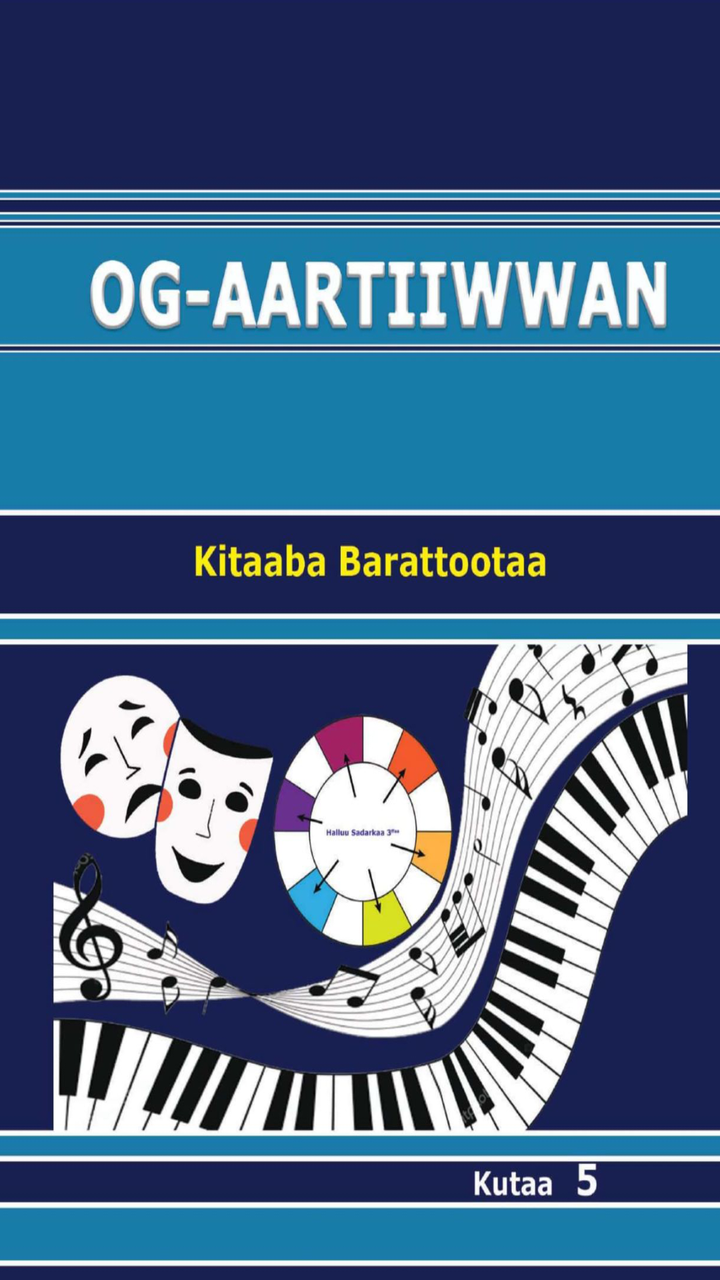
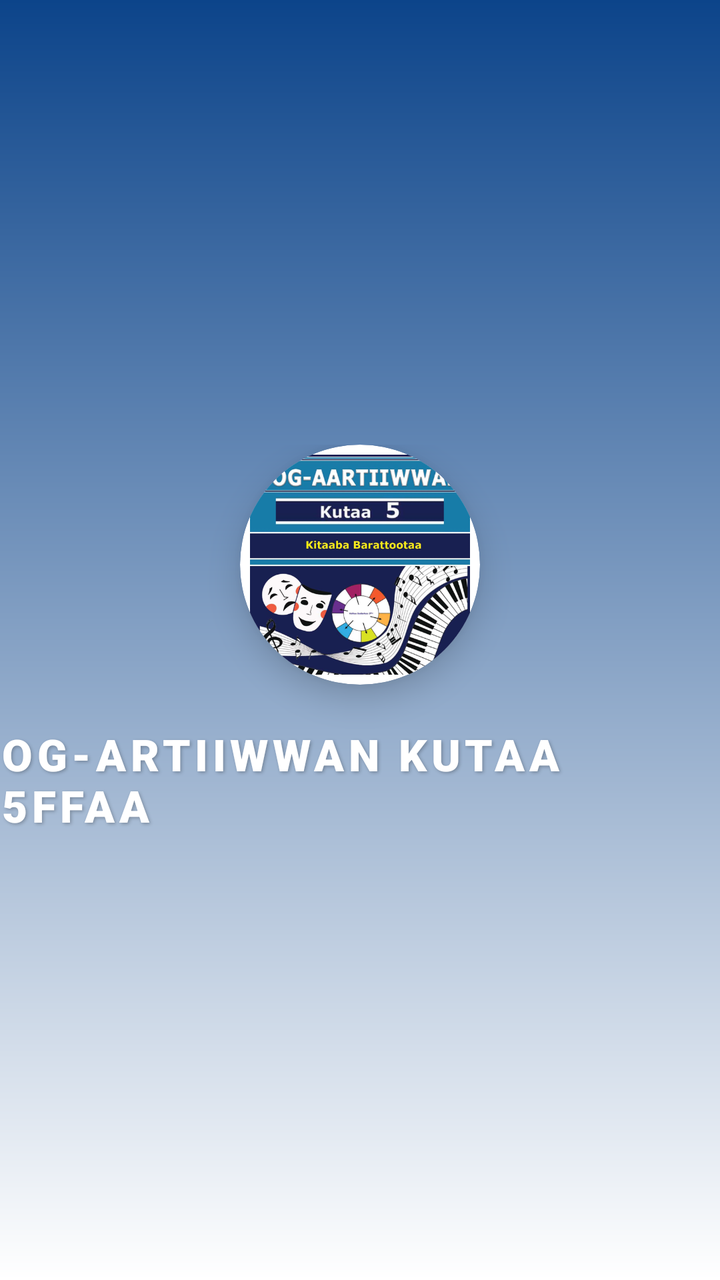

Screens rendered from an Android XML layout before and after an edit, with the pre-edit source and the edit as a unified diff.
<!-- AndroidManifest.xml: application theme AppTheme -->
<!-- res/layout/activity_splash.xml -->
<?xml version="1.0" encoding="utf-8"?>
<RelativeLayout xmlns:android="http://schemas.android.com/apk/res/android"
    xmlns:tools="http://schemas.android.com/tools"
    android:layout_width="match_parent"
    android:layout_height="match_parent"
    android:theme="@style/SplashTheme"
    tools:context=".activity.SplashActivity">

    <ImageView
        android:id="@+id/splashscreen"
        android:layout_width="match_parent"
        android:layout_height="match_parent"
        android:contentDescription="@string/app_name"
        android:scaleType="fitXY"
        android:src="@drawable/og55" />

</RelativeLayout>
<!-- resources referenced by this layout -->
<resources>
  <!-- drawable og55: png bitmap (drawable, 912054 bytes) -->
  <string name="app_name">Og-artiiwwan Kutaa 5ffaa</string>
  <style name="SplashTheme" parent="Theme.MaterialComponents.DayNight.NoActionBar.Bridge">
          <item name="android:windowTranslucentNavigation">false</item>
          <item name="android:windowNoTitle">true</item>
          <item name="android:windowActionBar">false</item>
          <item name="android:windowFullscreen">true</item>
      </style>
  <style name="AppTheme" parent="Theme.MaterialComponents.DayNight.NoActionBar.Bridge">
          <item name="colorPrimary">@color/colorPrimary</item>
          <item name="colorPrimaryDark">@color/colorPrimaryDark</item>
          <item name="colorAccent">@color/colorAccent</item>
          <item name="overlapAnchor">false</item>
          <item name="android:dropDownVerticalOffset">?attr/actionBarSize</item>
          <item name="android:itemBackground">@drawable/nav_header_bg</item>
          <item name="android:textColor">@color/black</item>
      </style>
  <color name="colorPrimary">#185DB3</color>
  <color name="colorPrimaryDark">#0C448A</color>
  <color name="colorAccent">#0E77CA</color>
  <!-- drawable nav_header_bg (drawable) -->
  <?xml version="1.0" encoding="utf-8"?>
  <shape xmlns:android="http://schemas.android.com/apk/res/android"
      android:shape="rectangle">
      <gradient android:angle="90"
          android:centerX="0"
          android:centerY="0"
          android:endColor="@color/colorPrimaryDark"
          android:centerColor="#FFFFFF"/>
  </shape>
  <color name="black">#FF000000</color>
</resources>

<!-- the commit's change to res/layout/activity_splash.xml (unified diff, before → after) -->
@@ -3,15 +3,56 @@
     xmlns:tools="http://schemas.android.com/tools"
     android:layout_width="match_parent"
     android:layout_height="match_parent"
-    android:theme="@style/SplashTheme"
+    android:background="@drawable/nav_header_bg"
     tools:context=".activity.SplashActivity">
 
-    <ImageView
-        android:id="@+id/splashscreen"
-        android:layout_width="match_parent"
-        android:layout_height="match_parent"
-        android:contentDescription="@string/app_name"
-        android:scaleType="fitXY"
-        android:src="@drawable/og55" />
+    <LinearLayout
+        android:layout_width="wrap_content"
+        android:layout_height="wrap_content"
+        android:layout_centerInParent="true"
+        android:gravity="center"
+        android:orientation="vertical">
+
+        <androidx.cardview.widget.CardView
+            android:layout_width="120dp"
+            android:layout_height="120dp"
+            android:layout_marginBottom="20dp"
+            app:cardCornerRadius="60dp"
+            app:cardElevation="10dp"
+            xmlns:app="http://schemas.android.com/apk/res-auto">
+
+            <ImageView
+                android:id="@+id/splash_logo"
+                android:layout_width="match_parent"
+                android:layout_height="match_parent"
+                android:padding="5dp"
+                android:scaleType="centerInside"
+                android:src="@drawable/icon" />
+
+        </androidx.cardview.widget.CardView>
+
+        <TextView
+            android:layout_width="wrap_content"
+            android:layout_height="wrap_content"
+            android:fontFamily="sans-serif-black"
+            android:letterSpacing="0.1"
+            android:text="@string/app_name"
+            android:textAllCaps="true"
+            android:textColor="@color/white"
+            android:textSize="22sp"
+            android:shadowColor="#40000000"
+            android:shadowDx="2"
+            android:shadowDy="2"
+            android:shadowRadius="4" />
+
+    </LinearLayout>
+
+    <ProgressBar
+        android:layout_width="40dp"
+        android:layout_height="40dp"
+        android:layout_alignParentBottom="true"
+        android:layout_centerHorizontal="true"
+        android:layout_marginBottom="50dp"
+        android:indeterminateTint="@color/white" />
 
 </RelativeLayout>
<!-- resource entries referenced after the edit -->
@@ -1,21 +1,19 @@
 <!-- resources referenced by this layout -->
 <resources>
-  <!-- drawable og55: png bitmap (drawable, 912054 bytes) -->
+  <color name="white">#FFFFFFFF</color>
+  <!-- drawable icon: png bitmap (drawable, 236551 bytes) -->
   <string name="app_name">Og-artiiwwan Kutaa 5ffaa</string>
-  <style name="SplashTheme" parent="Theme.MaterialComponents.DayNight.NoActionBar.Bridge">
-          <item name="android:windowTranslucentNavigation">false</item>
-          <item name="android:windowNoTitle">true</item>
-          <item name="android:windowActionBar">false</item>
-          <item name="android:windowFullscreen">true</item>
-      </style>
   <style name="AppTheme" parent="Theme.MaterialComponents.DayNight.NoActionBar.Bridge">
           <item name="colorPrimary">@color/colorPrimary</item>
           <item name="colorPrimaryDark">@color/colorPrimaryDark</item>
           <item name="colorAccent">@color/colorAccent</item>
+  
           <item name="overlapAnchor">false</item>
           <item name="android:dropDownVerticalOffset">?attr/actionBarSize</item>
-          <item name="android:itemBackground">@drawable/nav_header_bg</item>
+  
           <item name="android:textColor">@color/black</item>
+  
+          <item name="android:listSeparatorTextViewStyle">@style/NavSeparatorText</item>
       </style>
   <color name="colorPrimary">#185DB3</color>
   <color name="colorPrimaryDark">#0C448A</color>
@@ -31,5 +29,15 @@
           android:centerColor="#FFFFFF"/>
   </shape>
   <color name="black">#FF000000</color>
+  <style name="NavSeparatorText" parent="Widget.AppCompat.TextView.SpinnerItem">
+          <item name="android:textColor">@color/colorPrimaryDark</item>
+          <item name="android:textSize">12sp</item>
+          <item name="android:textStyle">bold</item>
+          <item name="android:textAllCaps">true</item>
+          <item name="android:fontFamily">sans-serif-medium</item>
+          <item name="android:paddingStart">16dp</item>
+          <item name="android:paddingTop">16dp</item>
+          <item name="android:paddingBottom">8dp</item>
+      </style>
 </resources>
 
